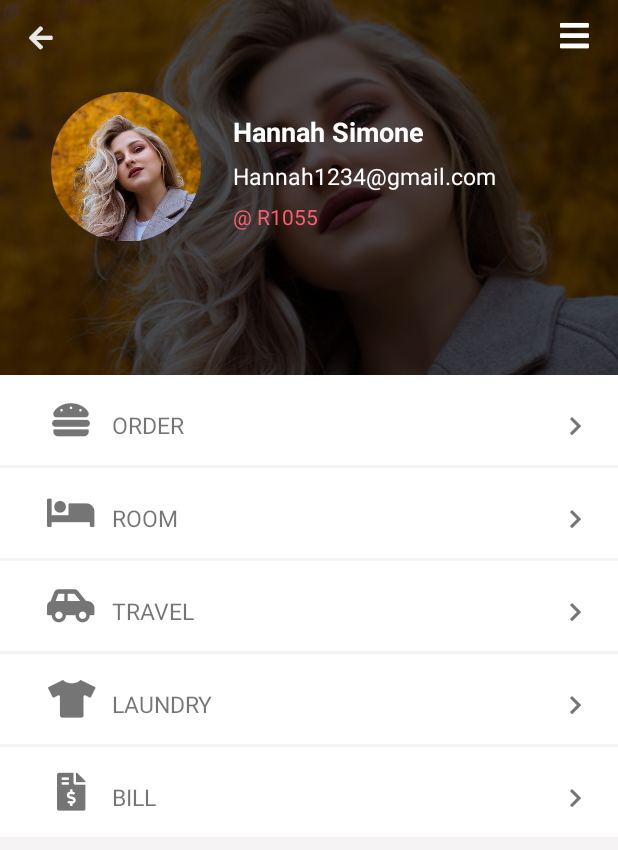
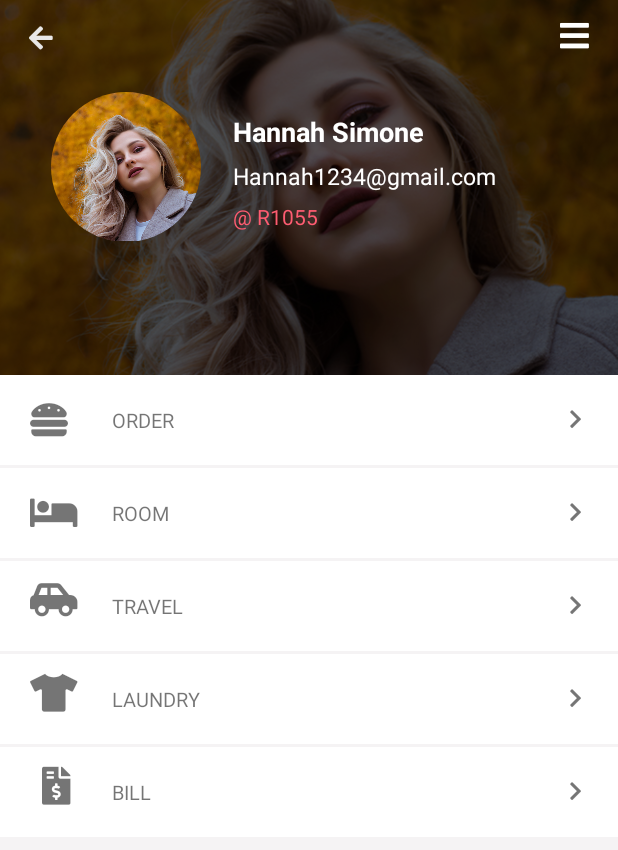
Before and after one commit to winstonjaysa/contact4, an Android app: the AccActivity screen opened directly, with no data from a screen before it, on a phone screen of 412 x 824 dp. Shown: the top 850 px of the screen. Run offline under Robolectric (Android 15) with nearby library versions, the phone set to English and light mode, and no system bars; libraries missing offline, so code that uses them is left out: com.jgabrielfreitas.core; plain views replace BlurImageView; 2 statements that could not run were skipped.

Commit message:
hutho hari sync 1

```diff
--- a/app/src/main/java/com/example/contact/OrderMain.java
+++ b/app/src/main/java/com/example/contact/OrderMain.java
@@ -49,12 +49,13 @@ public class OrderMain extends AppCompatActivity {
 //    }
 
     //custom back button activity ,i used this for get icon default color.
-    @Override
-    public void onBackPressed()
-    {
-        startActivity(new Intent(this, AccActivity.class));
-        finish();
-    }
+
+//    @Override
+//    public void onBackPressed()
+//    {
+//       // startActivity(new Intent(this, AccActivity.class));
+//        //finish();
+//    }
     //end
 
     @Override
--- a/app/src/main/java/com/example/contact/UnderDevelopment.java
+++ b/app/src/main/java/com/example/contact/UnderDevelopment.java
@@ -1,16 +1,22 @@
 package com.example.contact;
 
 import android.content.Intent;
+import android.graphics.Color;
 import android.os.Bundle;
+import android.widget.TextView;
 
 import androidx.appcompat.app.AppCompatActivity;
 
 public class UnderDevelopment extends AppCompatActivity {
 
+    TextView txt_icon_order;
+
     @Override
     protected void onCreate(Bundle savedInstanceState) {
         super.onCreate(savedInstanceState);
         setContentView(R.layout.activity_under_development);
+
+        txt_icon_order=(TextView) findViewById(R.id.txt_icon_order);
 
         //action bar back button active
         getSupportActionBar().setDisplayHomeAsUpEnabled(true);
@@ -18,11 +24,14 @@ public class UnderDevelopment extends AppCompatActivity {
     }
 
     //custom back button activity ,i used this for get icon default color.
-    @Override
-    public void onBackPressed()
-    {
-        startActivity(new Intent(this, AccActivity.class));
-        finish();
+     @Override
+     public void onBackPressed()
+     {
+//       // startActivity(new Intent(this, AccActivity.class));
+//       // finish();
+//       // moveTaskToBack(true);
+////        txt_icon_order.setTextColor(Color.parseColor("#fe435b"));
+
     }
     //end
 }
--- a/app/src/main/java/com/example/contact/activity_Order_del_update.java
+++ b/app/src/main/java/com/example/contact/activity_Order_del_update.java
@@ -114,7 +114,7 @@ public class activity_Order_del_update extends AppCompatActivity {
                 orderDetails.setStatus(extStatus.getText().toString());
 
                 if (extStatus.getText().toString().equals("1")) {
-                    //mUpdate.setClickable(false);
+                    mUpdate.setClickable(false);
                     Toast.makeText(getApplicationContext(), "You can't update this order.", Toast.LENGTH_SHORT).show();
                 } else if (extStatus.getText().toString().equals("0")) {
                     new FirebaseDatabaseHelper().updateOrder(key, orderDetails, new FirebaseDatabaseHelper.DataStatus() {
--- a/app/src/main/res/layout/activity_acc.xml
+++ b/app/src/main/res/layout/activity_acc.xml
@@ -143,9 +143,10 @@
                     <TextView
                         android:id="@+id/txt_icon_order"
                         android:layout_width="40dp"
-                        android:layout_height="match_parent"
+                        android:layout_height="wrap_content"
                         android:layout_weight="1"
-                        android:gravity="center"
+                        android:layout_gravity="center"
+                        android:gravity="left"
                         android:text="TextView"
                         android:textSize="25sp" />
 
@@ -153,12 +154,14 @@
                         android:layout_width="270dp"
                         android:layout_height="wrap_content"
                         android:text="ORDER"
-                        android:textSize="15sp" />
+                        android:layout_gravity="center"
+                        android:textSize="13sp" />
 
                     <TextView
                         android:id="@+id/tx2"
                         android:layout_width="40dp"
                         android:layout_height="wrap_content"
+                        android:layout_gravity="center"
                         android:layout_weight="1"
                         android:gravity="end"
                         android:paddingRight="12dp"
@@ -179,23 +182,26 @@
                     <TextView
                         android:id="@+id/txt_icon_room"
                         android:layout_width="40dp"
-                        android:layout_height="match_parent"
+                        android:layout_height="wrap_content"
                         android:layout_weight="1"
-                        android:gravity="center"
+                        android:layout_gravity="center"
+                        android:gravity="left"
                         android:text="TextView"
                         android:textSize="25sp" />
 
                     <TextView
                         android:layout_width="270dp"
                         android:layout_height="wrap_content"
+                        android:layout_gravity="center"
                         android:text="ROOM"
-                        android:textSize="15sp" />
+                        android:textSize="13sp" />
 
                     <TextView
                         android:id="@+id/tx4"
                         android:layout_width="40dp"
                         android:layout_height="wrap_content"
                         android:layout_weight="1"
+                        android:layout_gravity="center"
                         android:gravity="end"
                         android:paddingRight="12dp"
                         android:text="TextView" />
@@ -216,21 +222,24 @@
                         android:layout_width="40dp"
                         android:layout_height="match_parent"
                         android:layout_weight="1"
-                        android:gravity="center"
+                        android:layout_gravity="center"
+                        android:gravity="left"
                         android:text="TextView"
                         android:textSize="25sp" />
 
                     <TextView
                         android:layout_width="270dp"
                         android:layout_height="wrap_content"
+                        android:layout_gravity="center"
                         android:text="TRAVEL"
-                        android:textSize="15sp" />
+                        android:textSize="13sp" />
 
                     <TextView
                         android:id="@+id/tx6"
                         android:layout_width="40dp"
                         android:layout_height="wrap_content"
                         android:layout_weight="1"
+                        android:layout_gravity="center"
                         android:gravity="end"
                         android:paddingRight="12dp"
                         android:text="TextView" />
@@ -251,21 +260,24 @@
                         android:layout_width="40dp"
                         android:layout_height="match_parent"
                         android:layout_weight="1"
-                        android:gravity="center"
+                        android:layout_gravity="center"
+                        android:gravity="left"
                         android:text="TextView"
                         android:textSize="25sp" />
 
                     <TextView
                         android:layout_width="270dp"
                         android:layout_height="wrap_content"
+                        android:layout_gravity="center"
                         android:text="LAUNDRY"
-                        android:textSize="15sp" />
+                        android:textSize="13sp" />
 
                     <TextView
                         android:id="@+id/tx10"
                         android:layout_width="40dp"
                         android:layout_height="wrap_content"
                         android:layout_weight="1"
+                        android:layout_gravity="center"
                         android:gravity="end"
                         android:paddingRight="12dp"
                         android:text="TextView" />
@@ -286,21 +298,26 @@
                         android:layout_width="40dp"
                         android:layout_height="match_parent"
                         android:layout_weight="1"
-                        android:gravity="center"
+                        android:layout_gravity="center"
+                        android:gravity="left"
                         android:text="TextView"
-                        android:textSize="25sp" />
+                        android:textSize="25sp"
+                        android:paddingLeft="8dp"
+                        />
 
                     <TextView
                         android:layout_width="270dp"
                         android:layout_height="wrap_content"
+                        android:layout_gravity="center"
                         android:text="BILL"
-                        android:textSize="15sp" />
+                        android:textSize="13sp" />
 
                     <TextView
                         android:id="@+id/tx8"
                         android:layout_width="40dp"
                         android:layout_height="wrap_content"
                         android:layout_weight="1"
+                        android:layout_gravity="center"
                         android:gravity="end"
                         android:paddingRight="12dp"
                         android:text="TextView" />
--- a/app/src/main/res/values/colors.xml
+++ b/app/src/main/res/values/colors.xml
@@ -1,7 +1,7 @@
 <?xml version="1.0" encoding="utf-8"?>
 <resources>
-    <color name="colorPrimary">#b84b4b</color>
-    <color name="colorPrimaryDark">#fe5c71</color>
+    <color name="colorPrimary">#880061 </color>
+    <color name="colorPrimaryDark">#740053</color>
     <color name="colorAccent">#D81B60</color>
     <color name="colorPrimary1">#FFC50C</color>
     <color name="colorPrimaryDark1">#E5B009</color>
```
